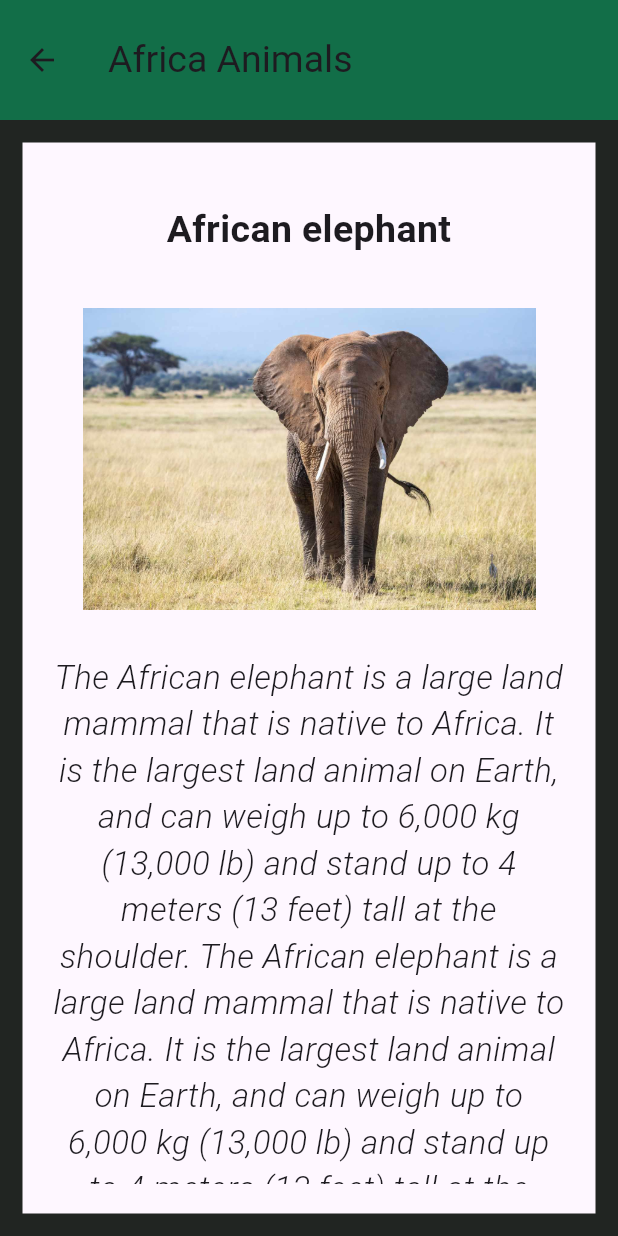
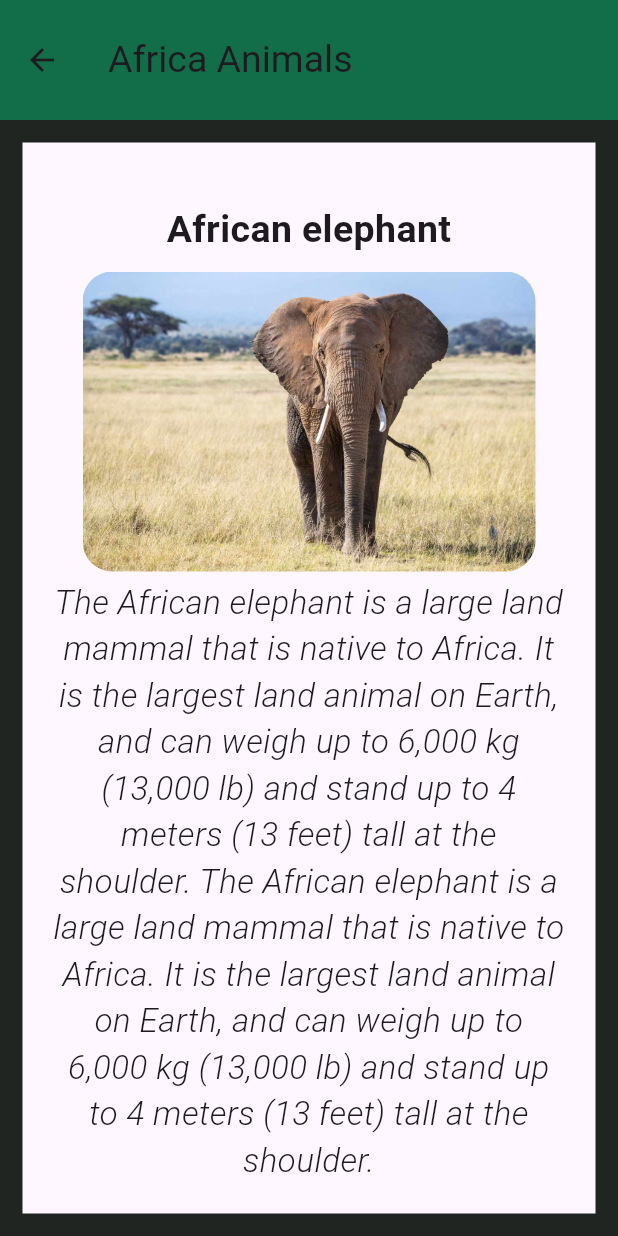
Before and after one commit to isurubandara1/Endemic_Animals_App, a Flutter app: the Africa screen opened directly, on a phone screen of 412 x 824 dp. Run offline on Flutter 3.47's test engine with Material 3 defaults, Android fonts, the phone set to English and light mode, and no system bars.

Commit message:
few changes in Africa.dart file

```diff
--- a/lib/detail/Africa.dart
+++ b/lib/detail/Africa.dart
@@ -5,16 +5,21 @@ class Africa extends StatelessWidget {
   @override
   Widget build(BuildContext context) {
     return Scaffold(
+      //Appbar
       appBar: AppBar(
         toolbarHeight: 80,
         backgroundColor: const Color.fromARGB(255, 18, 110, 72),
         title: const Text('Africa Animals', style: TextStyle(fontSize: 25)),
         leading: GestureDetector(
-          onTap: () => Navigator.push(context,
-              MaterialPageRoute(builder: (context) => const CountrySearchPage())),
+          onTap: () => Navigator.push(
+              context,
+              MaterialPageRoute(
+                  builder: (context) => const CountrySearchPage())),
           child: const Icon(Icons.arrow_back),
         ),
       ),
+
+      //body
       body: Container(
         decoration: BoxDecoration(
           border: Border.all(
@@ -28,6 +33,7 @@ class Africa extends StatelessWidget {
             child: Center(
               child: Column(
                 children: [
+                  //First animal details
                   Text(
                     'African elephant',
                     textAlign: TextAlign.center,
@@ -38,11 +44,14 @@ class Africa extends StatelessWidget {
                   ),
                   Padding(
                     padding: const EdgeInsets.fromLTRB(20, 10, 20, 0),
+                    child: ClipRRect(
+                      borderRadius: BorderRadius.circular(20),
                       child: Image.asset(
                         'assets/Africa/af1.jpg',
                         width: double.infinity,
-                      height: 250,
-                      fit: BoxFit.fitWidth,
+                        height: 200,
+                        fit: BoxFit.cover,
+                      ),
                     ),
                   ),
                   Padding(
@@ -65,6 +74,8 @@ class Africa extends StatelessWidget {
                   SizedBox(
                     height: 30,
                   ),
+
+                  //Scond animal details
                   Text(
                     'Okapi',
                     textAlign: TextAlign.center,
@@ -75,11 +86,14 @@ class Africa extends StatelessWidget {
                   ),
                   Padding(
                     padding: const EdgeInsets.fromLTRB(20, 10, 20, 0),
+                    child: ClipRRect(
+                      borderRadius: BorderRadius.circular(20),
                       child: Image.asset(
                         'assets/Africa/af2.jpg',
                         width: double.infinity,
-                      height: 250,
-                      fit: BoxFit.fitWidth,
+                        height: 200,
+                        fit: BoxFit.cover,
+                      ),
                     ),
                   ),
                   Padding(
@@ -101,6 +115,8 @@ class Africa extends StatelessWidget {
                   SizedBox(
                     height: 30,
                   ),
+
+                  //Thired animal details
                   Text(
                     'Aardvark',
                     textAlign: TextAlign.center,
@@ -111,11 +127,14 @@ class Africa extends StatelessWidget {
                   ),
                   Padding(
                     padding: const EdgeInsets.fromLTRB(20, 10, 20, 0),
+                    child: ClipRRect(
+                      borderRadius: BorderRadius.circular(20),
                       child: Image.asset(
                         'assets/Africa/af3.jpg',
                         width: double.infinity,
-                      height: 250,
-                      fit: BoxFit.fitWidth,
+                        height: 200,
+                        fit: BoxFit.cover,
+                      ),
                     ),
                   ),
                   Padding(
@@ -137,6 +156,8 @@ class Africa extends StatelessWidget {
                   SizedBox(
                     height: 30,
                   ),
+
+                  //Forth animal details
                   Text(
                     'African leopard',
                     textAlign: TextAlign.center,
@@ -147,11 +168,14 @@ class Africa extends StatelessWidget {
                   ),
                   Padding(
                     padding: const EdgeInsets.fromLTRB(20, 10, 20, 0),
+                    child: ClipRRect(
+                      borderRadius: BorderRadius.circular(20),
                       child: Image.asset(
                         'assets/Africa/af4.jpg',
                         width: double.infinity,
-                      height: 250,
-                      fit: BoxFit.fitWidth,
+                        height: 200,
+                        fit: BoxFit.fill,
+                      ),
                     ),
                   ),
                   Padding(
@@ -173,6 +197,8 @@ class Africa extends StatelessWidget {
                   SizedBox(
                     height: 30,
                   ),
+
+                  //Fifth animal details
                   Text(
                     'African wild dog',
                     textAlign: TextAlign.center,
@@ -183,11 +209,14 @@ class Africa extends StatelessWidget {
                   ),
                   Padding(
                     padding: const EdgeInsets.fromLTRB(20, 20, 20, 0),
+                    child: ClipRRect(
+                      borderRadius: BorderRadius.circular(20),
                       child: Image.asset(
                         'assets/Africa/af5.jpg',
                         width: double.infinity,
-                      height: 250,
-                      fit: BoxFit.fitWidth,
+                        height: 200,
+                        fit: BoxFit.cover,
+                      ),
                     ),
                   ),
                   Padding(
@@ -209,6 +238,8 @@ class Africa extends StatelessWidget {
                   SizedBox(
                     height: 30,
                   ),
+
+                  //Sixth animal details
                   Text(
                     'Black rhinoceros',
                     textAlign: TextAlign.center,
@@ -219,11 +250,14 @@ class Africa extends StatelessWidget {
                   ),
                   Padding(
                     padding: const EdgeInsets.fromLTRB(20, 10, 20, 0),
+                    child: ClipRRect(
+                      borderRadius: BorderRadius.circular(20),
                       child: Image.asset(
                         'assets/Africa/af6.jpg',
                         width: double.infinity,
-                      height: 250,
-                      fit: BoxFit.fitWidth,
+                        height: 200,
+                        fit: BoxFit.cover,
+                      ),
                     ),
                   ),
                   Padding(
@@ -245,6 +279,8 @@ class Africa extends StatelessWidget {
                   SizedBox(
                     height: 30,
                   ),
+
+                  //Seventh animal details
                   Text(
                     'Mountain gorilla',
                     textAlign: TextAlign.center,
@@ -255,11 +291,14 @@ class Africa extends StatelessWidget {
                   ),
                   Padding(
                     padding: const EdgeInsets.fromLTRB(20, 20, 20, 0),
+                    child: ClipRRect(
+                      borderRadius: BorderRadius.circular(20),
                       child: Image.asset(
                         'assets/Africa/af7.jpg',
                         width: double.infinity,
-                      height: 250,
-                      fit: BoxFit.fitWidth,
+                        height: 200,
+                        fit: BoxFit.cover,
+                      ),
                     ),
                   ),
                   Padding(
@@ -281,6 +320,8 @@ class Africa extends StatelessWidget {
                   SizedBox(
                     height: 30,
                   ),
+
+                  //Eight animal details
                   Text(
                     'Grevy\'s zebra',
                     textAlign: TextAlign.center,
@@ -291,11 +332,14 @@ class Africa extends StatelessWidget {
                   ),
                   Padding(
                     padding: const EdgeInsets.fromLTRB(20, 20, 20, 0),
+                    child: ClipRRect(
+                      borderRadius: BorderRadius.circular(20),
                       child: Image.asset(
                         'assets/Africa/af8.jpg',
                         width: double.infinity,
-                      height: 250,
-                      fit: BoxFit.fitWidth,
+                        height: 200,
+                        fit: BoxFit.cover,
+                      ),
                     ),
                   ),
                   Padding(
@@ -317,6 +361,8 @@ class Africa extends StatelessWidget {
                   SizedBox(
                     height: 30,
                   ),
+
+                  //Nineth animal details
                   Text(
                     'Shoebill',
                     textAlign: TextAlign.center,
@@ -327,11 +373,14 @@ class Africa extends StatelessWidget {
                   ),
                   Padding(
                     padding: const EdgeInsets.fromLTRB(20, 20, 20, 0),
+                    child: ClipRRect(
+                      borderRadius: BorderRadius.circular(20),
                       child: Image.asset(
                         'assets/Africa/af9.jpg',
                         width: double.infinity,
-                      height: 250,
-                      fit: BoxFit.fitWidth,
+                        height: 200,
+                        fit: BoxFit.cover,
+                      ),
                     ),
                   ),
                   Padding(
@@ -353,6 +402,8 @@ class Africa extends StatelessWidget {
                   SizedBox(
                     height: 30,
                   ),
+
+                  //Tenth animal details
                   Text(
                     'African penguin',
                     textAlign: TextAlign.center,
@@ -363,11 +414,14 @@ class Africa extends StatelessWidget {
                   ),
                   Padding(
                     padding: const EdgeInsets.fromLTRB(20, 20, 20, 0),
+                    child: ClipRRect(
+                      borderRadius: BorderRadius.circular(20),
                       child: Image.asset(
                         'assets/Africa/af10.jpg',
                         width: double.infinity,
-                      height: 250,
-                      fit: BoxFit.fitWidth,
+                        height: 200,
+                        fit: BoxFit.cover,
+                      ),
                     ),
                   ),
                   Padding(
--- a/lib/search.dart
+++ b/lib/search.dart
@@ -18,7 +18,7 @@ class Country {
 
 // Define a list of countries
 final List<Country> countries = [
-  Country('Africa ', 'assets/Af.png'),
+  Country('Africa', 'assets/Af.png'),
   Country('Antarctica', 'assets/Ant.png'),
   Country('Asia', 'assets/As.png'),
   Country('Australia', 'assets/Au.png'),
--- a/pubspec.yaml
+++ b/pubspec.yaml
@@ -68,6 +68,7 @@ flutter:
     - assets/Au.png
     - assets/Eu.png
     - assets/Sa.png
+    - assets/Na.png
     - assets/mo0.jpg
     - assets/mo1.webp
     - assets/mo2.jpg
```
Lines whose indentation alone changed are shown as unchanged.
